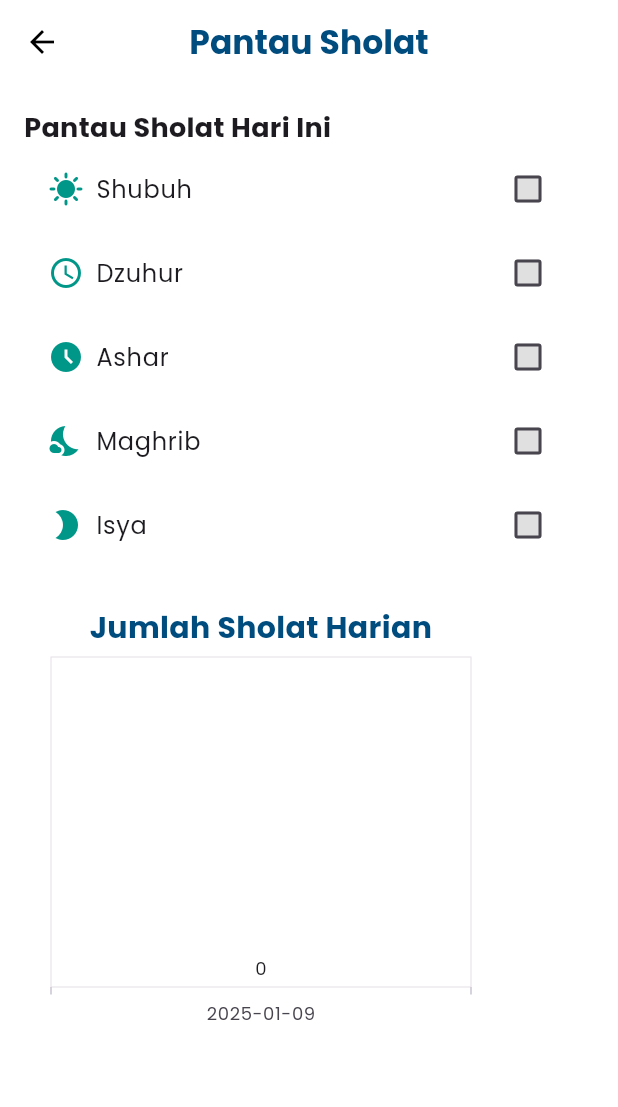
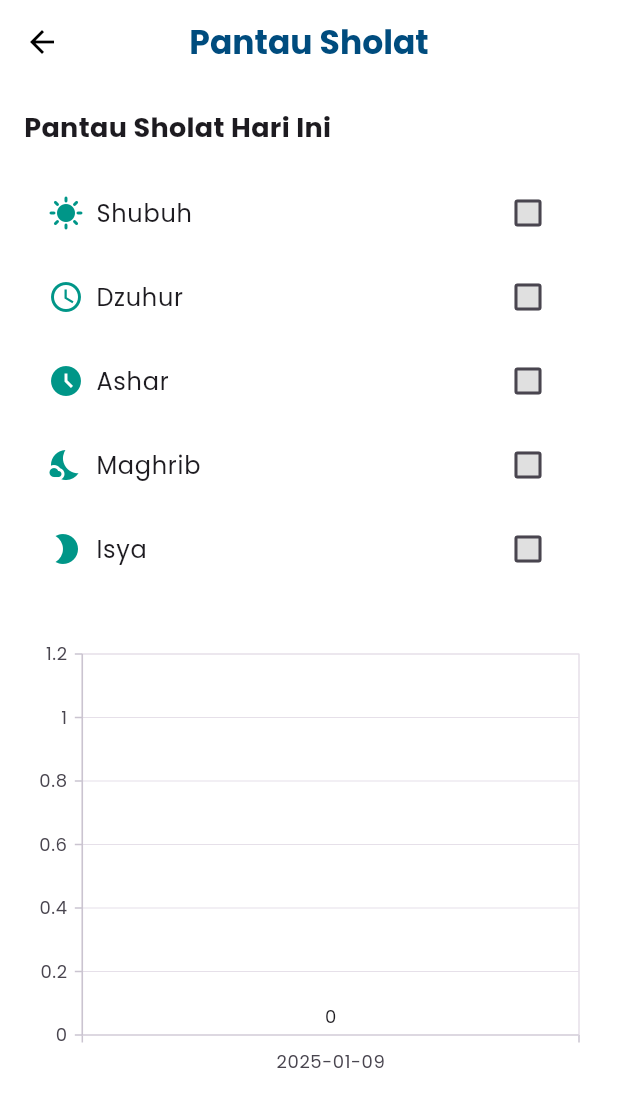
Before and after one commit to IlhamRichie/Tumanina-App, a Flutter app: the PantauSholatScreen screen opened directly with empty values, on a phone screen of 412 x 824 dp. Shown: the top 1107 px of the screen. Run offline on Flutter 3.47's test engine with Material 3 defaults, Android fonts, the phone set to English and light mode, and no system bars; our stand-ins replace audioplayers, camera, dio, flutter_compass, geolocator, google_fonts and 4 more; accounts and stored records are empty; network calls fail.

Commit message:
Pantau V2

```diff
--- a/lib/screens/fitur_sholat/gerakan_sholat/duduk_screen.dart
+++ b/lib/screens/fitur_sholat/gerakan_sholat/duduk_screen.dart
@@ -12,7 +12,7 @@ class DudukScreen extends StatelessWidget {
       title: "Duduk di Antara Dua Sujud",
       description: "Duduklah dengan posisi lutut dan ujung kaki menghadap kiblat...",
       bacaan: "رَبِّ اغْفِرْ لِى وَارْحَمْنِى وَاجْبُرْنِى وَارْزُقْنِى وَارْفَعْنِى\nRobbighfirlii warhamnii wajburnii warfa'nii warzuqnii wahdinii wa'aafinii wa'fu 'annii.",
-      videoPath: 'assets/videos/duduk.mp4',
+      videoPath: 'https://youtu.be/Z3u7gMBrmag?si=jIuCHqeKnaJ0O1-d',
       previousScreen: const SujudScreen(),
       nextScreen: const TasyahudScreen(),
     );
--- a/lib/screens/home_screen.dart
+++ b/lib/screens/home_screen.dart
@@ -477,6 +477,7 @@ class _HomeScreenState extends State<HomeScreen> {
                     });
                     _saveSholatMilestones();
                   },
+                  prayerTimes: prayerTimes, // Waktu sholat diteruskan
                 ),
               ),
             );
--- a/lib/screens/pantau_sholat_screen.dart
+++ b/lib/screens/pantau_sholat_screen.dart
@@ -5,19 +5,22 @@ import 'package:syncfusion_flutter_charts/charts.dart';
 import 'dart:convert';
 
 class PantauSholatScreen extends StatefulWidget {
-  final Function(Map<String, bool>) onUpdate; // Callback function
+  final Function(Map<String, bool>) onUpdate;
+  final Map<String, String> prayerTimes;
+  final Map<String, bool> sholatMilestones;
 
-  const PantauSholatScreen(
-      {super.key,
+  const PantauSholatScreen({
+    super.key,
     required this.onUpdate,
-      required Map<String, bool> sholatMilestones});
+    required this.prayerTimes,
+    required this.sholatMilestones,
+  });
 
   @override
   _PantauSholatScreenState createState() => _PantauSholatScreenState();
 }
 
 class _PantauSholatScreenState extends State<PantauSholatScreen> {
-  List<Map<String, dynamic>> prayerLog = [];
   Map<String, bool> todayLog = {
     'shubuh': false,
     'dzuhur': false,
@@ -25,6 +28,7 @@ class _PantauSholatScreenState extends State<PantauSholatScreen> {
     'maghrib': false,
     'isya': false,
   };
+  List<Map<String, dynamic>> prayerLog = [];
   bool isLoading = true;
 
   @override
@@ -97,6 +101,41 @@ class _PantauSholatScreenState extends State<PantauSholatScreen> {
     });
   }
 
+  bool isTimeValid(String prayerKey) {
+    final now = DateTime.now();
+    final currentPrayerTime = _getPrayerTime(prayerKey);
+    final nextPrayerTime = _getNextPrayerTime(prayerKey);
+
+    // Valid jika sekarang di antara waktu sholat saat ini dan waktu sholat berikutnya
+    return now.isAfter(currentPrayerTime) && now.isBefore(nextPrayerTime);
+  }
+
+  DateTime _getPrayerTime(String prayerKey) {
+    final now = DateTime.now();
+    final prayerTimeString = widget.prayerTimes[prayerKey] ?? "00:00";
+    final prayerTimeParts = prayerTimeString.split(':');
+    return DateTime(
+      now.year,
+      now.month,
+      now.day,
+      int.parse(prayerTimeParts[0]),
+      int.parse(prayerTimeParts[1]),
+    );
+  }
+
+  DateTime _getNextPrayerTime(String prayerKey) {
+    final prayerOrder = ['shubuh', 'dzuhur', 'ashar', 'maghrib', 'isya'];
+    final currentIndex = prayerOrder.indexOf(prayerKey);
+
+    // Jika ini adalah sholat terakhir (Isya), waktu berikutnya adalah Subuh hari berikutnya
+    if (currentIndex == prayerOrder.length - 1) {
+      return _getPrayerTime('shubuh').add(const Duration(days: 1));
+    }
+
+    final nextPrayerKey = prayerOrder[currentIndex + 1];
+    return _getPrayerTime(nextPrayerKey);
+  }
+
   void updateLog(String prayer, bool value) {
     final today = DateTime.now().toString().split(' ')[0];
 
@@ -117,13 +156,7 @@ class _PantauSholatScreenState extends State<PantauSholatScreen> {
       }
     });
 
-    widget.onUpdate({
-      'Shubuh': todayLog['shubuh'] ?? false,
-      'Dzuhur': todayLog['dzuhur'] ?? false,
-      'Ashar': todayLog['ashar'] ?? false,
-      'Maghrib': todayLog['maghrib'] ?? false,
-      'Isya': todayLog['isya'] ?? false,
-    });
+    widget.onUpdate(todayLog);
 
     saveProgress();
   }
@@ -144,6 +177,7 @@ class _PantauSholatScreenState extends State<PantauSholatScreen> {
         leading: IconButton(
           icon: const Icon(Icons.arrow_back, color: Colors.black),
           onPressed: () {
+            ScaffoldMessenger.of(context).clearSnackBars();
             Navigator.pop(context);
           },
         ),
@@ -153,7 +187,7 @@ class _PantauSholatScreenState extends State<PantauSholatScreen> {
           ? const Center(child: CircularProgressIndicator())
           : SingleChildScrollView(
               child: Column(
-                crossAxisAlignment: CrossAxisAlignment.stretch,
+                crossAxisAlignment: CrossAxisAlignment.start,
                 children: [
                   Padding(
                     padding: const EdgeInsets.all(16.0),
@@ -167,6 +201,7 @@ class _PantauSholatScreenState extends State<PantauSholatScreen> {
                             fontWeight: FontWeight.bold,
                           ),
                         ),
+                        const SizedBox(height: 16),
                         ...todayLog.entries.map((entry) {
                           IconData? icon;
                           switch (entry.key) {
@@ -207,17 +242,24 @@ class _PantauSholatScreenState extends State<PantauSholatScreen> {
                             }),
                             value: entry.value,
                             onChanged: (value) {
-                              if (value != null) {
+                              if (value != null && isTimeValid(entry.key)) {
                                 updateLog(entry.key, value);
+                              } else {
+                                ScaffoldMessenger.of(context).showSnackBar(
+                                  SnackBar(
+                                    content: Text(
+                                        'Waktu untuk ${entry.key.capitalize()} telah berlalu atau belum waktunya.'),
+                                    duration: const Duration(seconds: 1),
+                                  ),
+                                );
                               }
                             },
                           );
-                        }),
+                        }).toList(),
                       ],
                     ),
                   ),
-                  PrayerChart(
-                      prayerLog: prayerLog), // This is where the chart is added
+                  PrayerChart(prayerLog: prayerLog), // Kembalikan Grafik
                 ],
               ),
             ),
@@ -225,7 +267,7 @@ class _PantauSholatScreenState extends State<PantauSholatScreen> {
   }
 }
 
-// Prayer log chart component
+// Komponen Grafik
 class PrayerChart extends StatelessWidget {
   final List<Map<String, dynamic>> prayerLog;
 
@@ -244,56 +286,20 @@ class PrayerChart extends StatelessWidget {
     }).toList();
 
     return Padding(
-      padding: const EdgeInsets.symmetric(
-          horizontal: 16.0), // Add padding on the left and right
-      child: SingleChildScrollView(
-        scrollDirection: Axis.horizontal,
-        child: Container(
-          padding: const EdgeInsets.symmetric(
-              horizontal: 8.0), // Extra padding around the chart
+      padding: const EdgeInsets.all(16.0),
       child: SfCartesianChart(
-            primaryXAxis: CategoryAxis(
-              majorGridLines: MajorGridLines(width: 0),
-              axisLine: AxisLine(width: 0),
-            ),
-            primaryYAxis: NumericAxis(
-              axisLine: AxisLine(width: 0),
-              majorTickLines: MajorTickLines(size: 0),
-              isVisible: false,
-            ),
-            title: ChartTitle(
-              text: 'Jumlah Sholat Harian',
-              textStyle: TextStyle(
-                  fontSize: 20,
-                  fontWeight: FontWeight.bold,
-                  color: const Color(0xFF004C7E)),
-            ),
-            series: <CartesianSeries>[
+        primaryXAxis: CategoryAxis(),
+        primaryYAxis: NumericAxis(),
+        series: <CartesianSeries<_ChartData, String>>[
           ColumnSeries<_ChartData, String>(
             dataSource: chartData,
             xValueMapper: (_ChartData data, _) => data.date,
             yValueMapper: (_ChartData data, _) => data.completedPrayers,
             dataLabelSettings: const DataLabelSettings(isVisible: true),
-                borderRadius: BorderRadius.circular(10),
+            borderRadius: const BorderRadius.all(Radius.circular(5)),
             color: const Color(0xFF004C7E),
-                gradient: LinearGradient(
-                  colors: [Color(0xFF2DDCBE), Color(0xFF004C7E)],
-                  stops: [0.0, 1.0],
-                  begin: Alignment.topCenter,
-                  end: Alignment.bottomCenter,
-                ),
-                trackBorderWidth: 0,
-                width: 0.6, // Adjusted the width for a more balanced look
           ),
         ],
-            tooltipBehavior: TooltipBehavior(
-              enable: true,
-              header: 'Sholat Count',
-              textStyle: TextStyle(color: Colors.white),
-              color: Colors.black.withOpacity(0.7),
-            ),
-          ),
-        ),
       ),
     );
   }
--- a/pubspec.yaml
+++ b/pubspec.yaml
@@ -50,13 +50,14 @@ dependencies:
   provider: ^6.0.5
   google_fonts: ^5.0.0
   url_launcher: ^6.1.11
-  flutter_secure_storage: ^9.2.2
+  flutter_secure_storage: ^9.2.1
   fl_chart: ^0.69.2
   adhan: ^2.0.0
   mockito: ^5.1.0
   build_runner: ^2.4.10
   dio: ^5.2.1
   flutter_launcher_icons: ^0.13.1
+  webview_flutter: ^4.10.0
 
 
 
@@ -85,7 +86,6 @@ flutter:
 
   # To add assets to your application, add an assets section, like this:
   assets:
-    - assets/models/tumabot.tflite
     - assets/assetsHome/
     - assets/pilihGerakan/
     - assets/logo/
@@ -99,7 +99,7 @@ flutter:
     - assets/splash/Logo1 1.png
     - assets/TUMABOT.tflite
     - assets/pp.jpeg
-    - assets\pilihGerakan\camera detect.png
+    - assets/pilihGerakan/camerascan.png
 
 flutter_launcher_icons:
   android: true
```
Also changed, not shown: lib/screens/fitur_sholat/deteksi_page.dart (added, +41 -0 lines), lib/screens/fitur_sholat/gerakan_sholat/components/instruction_popup.dart (+6 -17 lines), lib/screens/fitur_sholat/gerakan_sholat/components/praktek_button.dart (+21 -8 lines), lib/screens/profil/edit_profile_screen.dart (+50 -0 lines), lib/screens/waktu_sholat_screen.dart (+32 -2 lines), lib/services/api_service.dart (+19 -3 lines), assets/pilihGerakan/camerascan.png (renamed from assets/pilihGerakan/camera detect.png), pubspec.lock, 1 other file. Lines whose indentation alone changed are shown as unchanged.
